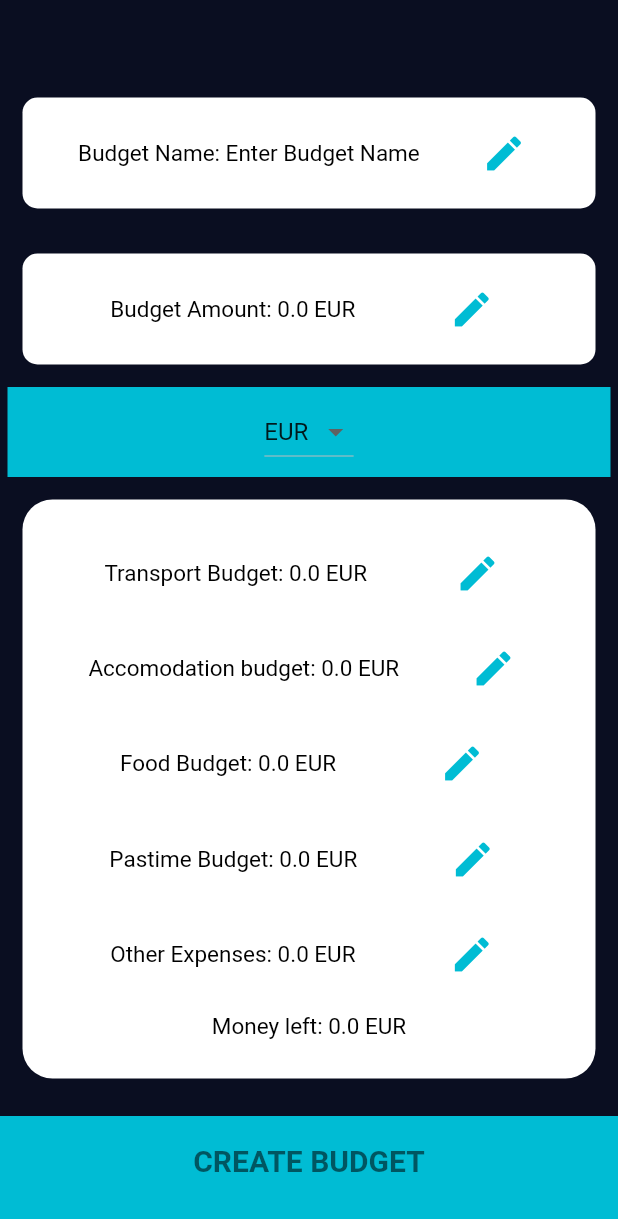
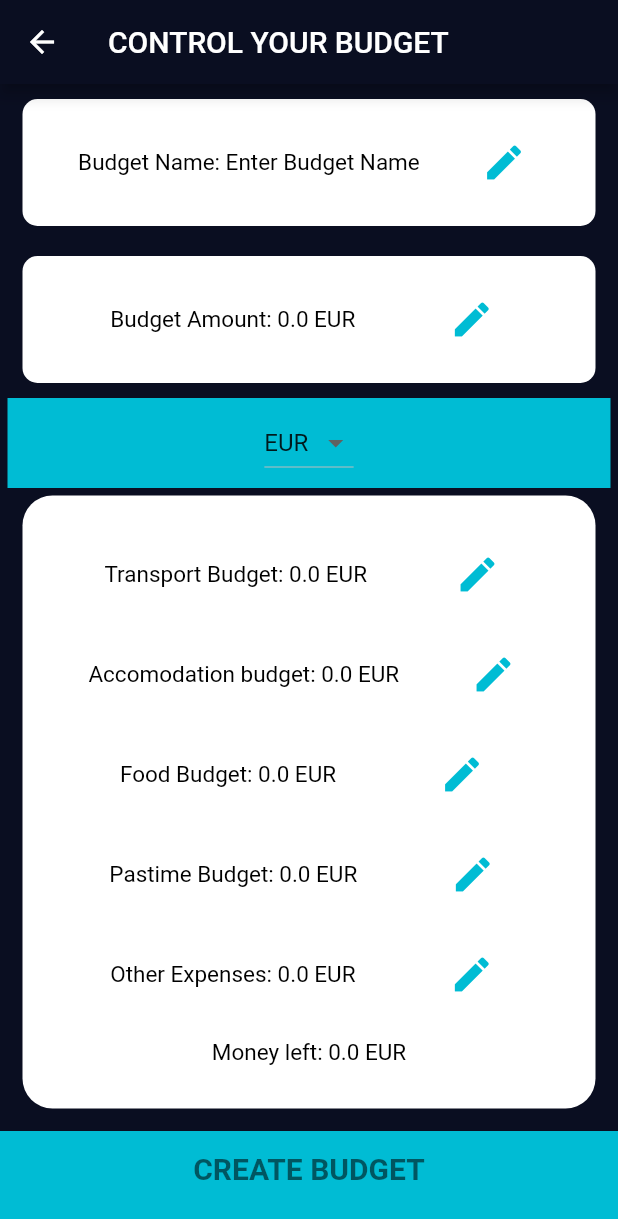
Before and after one commit to TarNur/ControlYourBudget, a Flutter app: the NewBudget screen opened by its route, on a phone screen of 412 x 824 dp. Shown: the top 1219 px of the screen. Run offline on Flutter 3.47's test engine with Material 2 defaults, Android fonts, the phone set to English and light mode, and no system bars; our stand-ins replace font_awesome_flutter, sqflite; accounts and stored records are empty.

Commit message:
'vähendas suuruseid'

```diff
--- a/control_your_budget/lib/constants.dart
+++ b/control_your_budget/lib/constants.dart
@@ -16,7 +16,7 @@ const kLargeButtonTextStyle = TextStyle(
   color: Colors.black54,
 );
 
-const kBottomContainerHeight = 80.0;
+const kBottomContainerHeight = 70.0;
 const kInactiveCardColour = Color(0xFF1D1E33);
 const kActiveCardColour = Color(0xFF111328);
 const kBottomContainerColourStart = Color(0xFF111328);
--- a/control_your_budget/lib/screens/newBudget_page.dart
+++ b/control_your_budget/lib/screens/newBudget_page.dart
@@ -85,15 +85,17 @@ class _NewBudgetState extends State<NewBudget> {
         otherExpensesBudget;
     return Scaffold(
       resizeToAvoidBottomInset: false,
+      appBar: AppBar(
+        title: Text('CONTROL YOUR BUDGET'),
+      ),
       body: Column(
         crossAxisAlignment: CrossAxisAlignment.stretch,
         children: [
-          SizedBox(height: 50.0,),
           // BUDGET NAME SISESTUS
           Expanded(
             flex: 1,
             child: Container(
-              margin: EdgeInsets.all(15.0),
+             margin: EdgeInsets.symmetric(horizontal: 15.0, vertical: 10.0),
               padding: EdgeInsets.all(5.0),
               decoration: BoxDecoration(
                 color: Colors.white,
@@ -139,7 +141,7 @@ class _NewBudgetState extends State<NewBudget> {
           Expanded(
             flex: 1,
             child: Container(
-              margin: EdgeInsets.all(15.0),
+             margin: EdgeInsets.symmetric(horizontal: 15.0, vertical: 10.0),
               padding: EdgeInsets.all(5.0),
               decoration: BoxDecoration(
                 color: Colors.white,
@@ -190,7 +192,7 @@ class _NewBudgetState extends State<NewBudget> {
           Expanded(
             flex: 4,
             child: Container(
-              margin: EdgeInsets.all(15.0),
+             margin: EdgeInsets.symmetric(horizontal: 15.0, vertical: 5.0),
               padding: EdgeInsets.only(
                   left: 5.0, right: 5.0, top: 10.0, bottom: 10.0),
               decoration: BoxDecoration(
@@ -407,7 +409,7 @@ class _NewBudgetState extends State<NewBudget> {
                 showAlertDialogMoney(context);
               } else if (ifBudgetNameChanged == false || budgetName == null) {
                 showAlertDialogBudgetName(context);
-              } else if (budgetAmount == 0) {
+              } else if (budgetAmount == 0){
                 showAlertDialogBudgetAmount0(context);
               } else {
                 print('On OK.');
```
